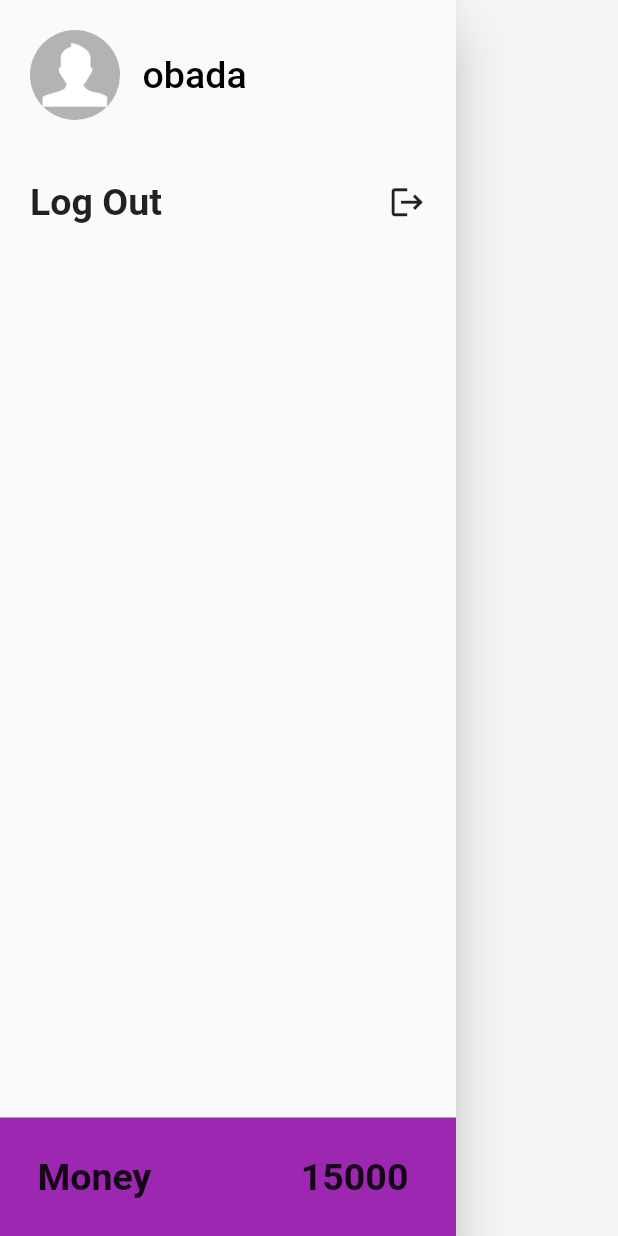
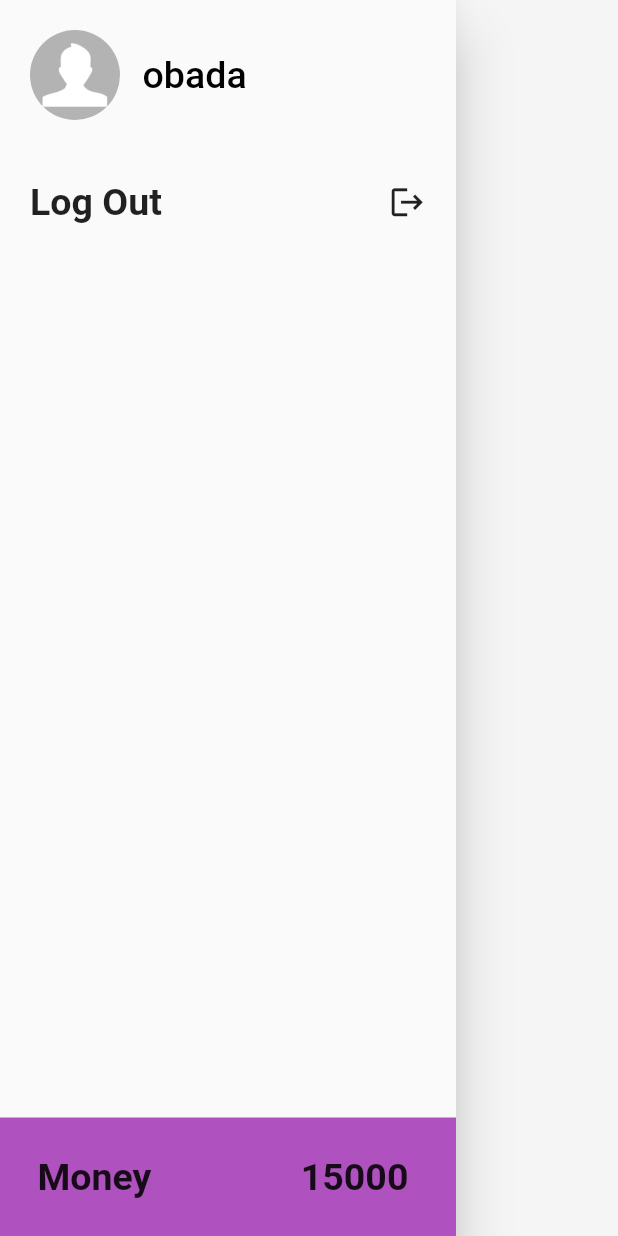
Before and after one commit to wassemmj/WO, a Flutter app: the MyDrawer widget shown alone on an empty page, opened directly, on a phone screen of 412 x 824 dp. Run offline on Flutter 3.47's test engine with Material 2 defaults, Android fonts, the phone set to English and light mode, and no system bars; our stand-ins replace easy_splash_screen, flutter_rating_bar, google_fonts, image_picker, shared_preferences; missing offline and left inert: circular_bottom_navigation; accounts and stored records are empty.

Commit message:
17/12 third

```diff
--- a/lib/Widget/MyDrawer.dart
+++ b/lib/Widget/MyDrawer.dart
@@ -82,7 +82,7 @@ class _MyDrawerState extends State<MyDrawer> {
             Container(
                 padding: const EdgeInsets.all(25),
                 width: double.infinity,
-                color: Colors.purple,
+                color: Colors.purple.withOpacity(0.8),
                 child: const Text(
                   'Money                15000',
                   style: TextStyle(fontSize: 25, fontWeight: FontWeight.bold),
```
